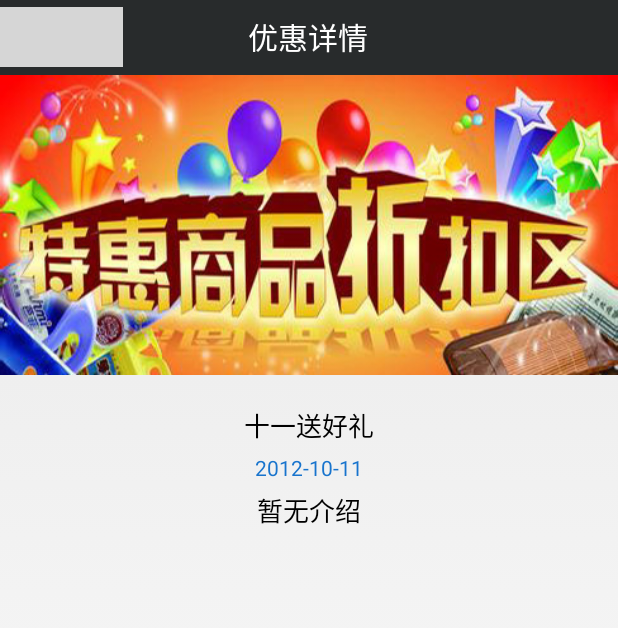
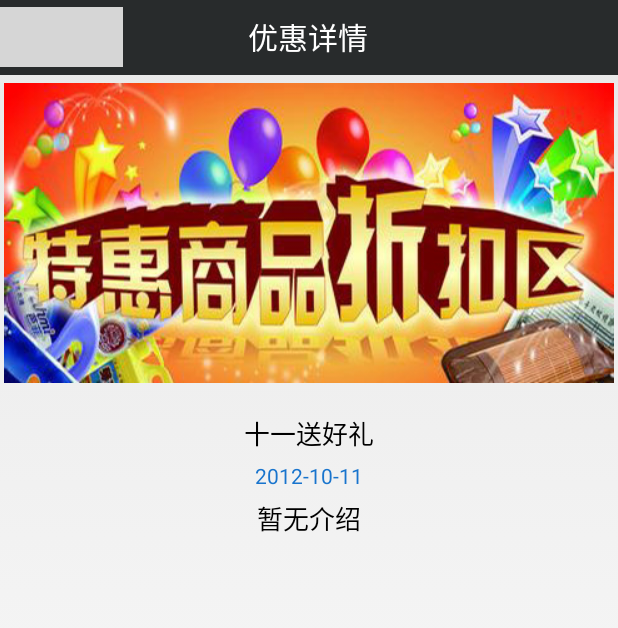
Before and after one commit to LZQ1993/BeautyHealth2, an Android app: the FavorableInfoActivity screen opened directly, with no data from a screen before it, on a phone screen of 412 x 824 dp. Shown: the top 628 px of the screen. Run offline under Robolectric (Android 15) with nearby library versions, the phone set to English and light mode, and no system bars; 6 statements that could not run were skipped; grey boxes are pictures that could not be loaded.

Commit message:
会员中心详细页广告
会员中心详细页广告要求从网络获取

```diff
--- a/app/src/main/java/com/beautyhealthapp/Activity/FavorableInfoActivity.java
+++ b/app/src/main/java/com/beautyhealthapp/Activity/FavorableInfoActivity.java
@@ -7,6 +7,8 @@ import android.widget.TextView;
 import com.Entity.AdvertisementInfo;
 import com.beautyhealthapp.R;
 import com.infrastructure.CWActivity.DataRequestActivity;
+import com.infrastructure.CWDataRequest.NetworkSetInfo;
+import com.infrastructure.CWUtilities.LoadPicTask;
 
 /**
  * Created by lenovo on 2015/12/25.
@@ -39,9 +41,16 @@ public class FavorableInfoActivity extends DataRequestActivity {
         tv_adTitle.setText(advertisementInfo.AdTitle);
         tv_publicTime = (TextView) findViewById(R.id.tv_publicTime);
         tv_publicTime.setText(advertisementInfo.PublishTime);
-
         iv_brieflypic = (ImageView) findViewById(R.id.iv_brieflypic);
-
+        String path = advertisementInfo.brieflyImgUrl;
+        LoadPicTask advertisementDetiallpt = new LoadPicTask(iv_brieflypic);
+        advertisementDetiallpt.setDefaultPic(R.mipmap.hy_info_item_pic);
+        if (path.length() > 0) {
+            String webaddrss = NetworkSetInfo.getServiceUrl()+path.substring(2, advertisementInfo.brieflyImgUrl.length());
+            advertisementDetiallpt.execute(webaddrss);
+        }else{
+            iv_brieflypic.setImageResource(R.mipmap.hy_info_item_pic);
+        }
     }
 
 }
--- a/app/src/main/res/layout/activity_favorableinfo.xml
+++ b/app/src/main/res/layout/activity_favorableinfo.xml
@@ -28,8 +28,9 @@
                 <ImageView
                     android:id="@+id/iv_brieflypic"
                     android:layout_width="match_parent"
+                    android:layout_marginTop="5dp"
                     android:layout_height="200dp"
-                    android:background="@mipmap/hy_info_item_pic" />
+                    />
             </LinearLayout>
 
             <LinearLayout
```
